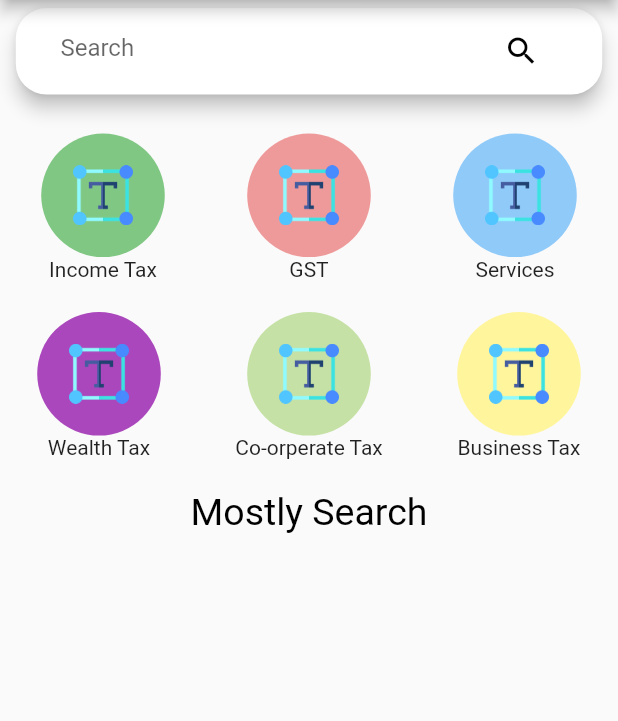
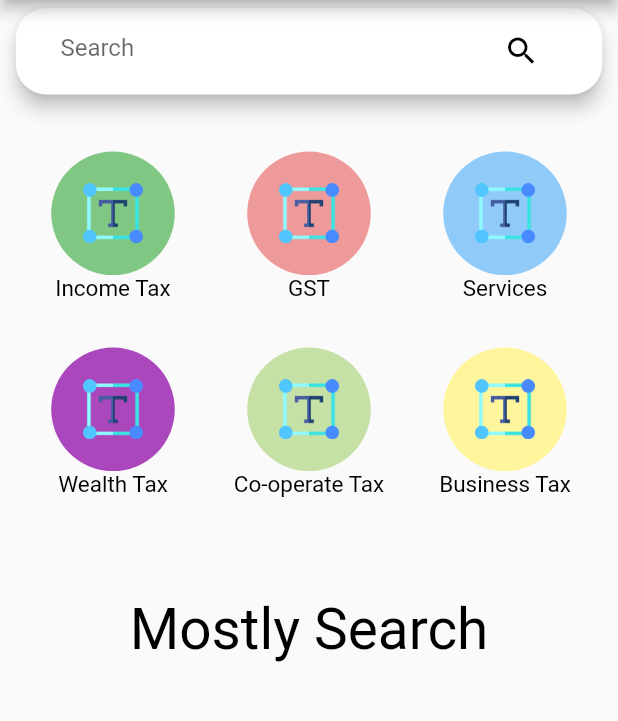
Before and after one commit to Earthknight/OP-Taxes, a Flutter app: the screen it shows after launch, on a phone screen of 412 x 824 dp, the part 90-811 px from its top. Run offline on Flutter 3.47's test engine with Material 2 defaults, Android fonts, the phone set to English and light mode, and no system bars; our stand-ins replace expandable, get, sqflite; missing offline and left inert: country_pickers; accounts and stored records are empty; Roboto replaces fonts that are missing (Georgia).

Commit message:
Added gridview builder in home screen for circular icons and replaced Text widget with MyText Widget at few places

```diff
--- a/lib/screens/home_screen.dart
+++ b/lib/screens/home_screen.dart
@@ -1,5 +1,6 @@
 import 'package:flutter/material.dart';
 import 'package:get/get.dart';
+import '../widgets/TextWidget.dart';
 
 // CONTROLLERS
 import '../controllers/home_state_controller.dart';
@@ -23,6 +24,38 @@ class HomeScreen extends StatelessWidget {
   @override
   Widget build(BuildContext context) {
     final deviceSize = CommonCode.getDeviceSize(context);
+    final homeTaxData = [
+      {
+        'tax_name': 'Income Tax',
+        'bg_color': Colors.green.shade300,
+        'image': 'assets/images/text.png',
+      },
+      {
+        'tax_name': 'GST',
+        'bg_color': Colors.red.shade200,
+        'image': 'assets/images/text.png',
+      },
+      {
+        'tax_name': 'Services',
+        'bg_color': Colors.blue.shade200,
+        'image': 'assets/images/text.png',
+      },
+      {
+        'tax_name': 'Wealth Tax',
+        'bg_color': Colors.purple.shade400,
+        'image': 'assets/images/text.png',
+      },
+      {
+        'tax_name': 'Co-operate Tax',
+        'bg_color': Colors.lightGreen.shade200,
+        'image': 'assets/images/text.png',
+      },
+      {
+        'tax_name': 'Business Tax',
+        'bg_color': Colors.yellow.shade200,
+        'image': 'assets/images/text.png',
+      },
+    ];
 
     return Scaffold(
       body: GetBuilder<HomeStateController>(
@@ -50,8 +83,27 @@ class HomeScreen extends StatelessWidget {
                             // IF SEARCHED TAXES IS EMPTY MEANS NO TAXES FOUND
                             // ELSE SHOW THE FOUND TAXES IN RESULTS
                             value.searchedTaxes.isEmpty
-                                ? const Center(
-                                    child: Text('NO SEARCH RESULTS'),
+                                ? CustomBoxes.getSizedBox(
+                                    height: deviceSize.height * 0.75,
+                                    child: Center(
+                                      child: Column(
+                                        mainAxisAlignment:
+                                            MainAxisAlignment.center,
+                                        children: const [
+                                          Icon(
+                                            Icons.not_interested,
+                                            size: 50,
+                                          ),
+                                          MyText(
+                                            text: 'NO SEARCH RESULTS',
+                                            textAlign: TextAlign.center,
+                                            size: 25,
+                                            fontColor: Colors.black,
+                                            lines: 2,
+                                          ),
+                                        ],
+                                      ),
+                                    ),
                                   )
                                 : Expanded(
                                     // CUSTOM LIST VIEW BUILDER TO SHOW THE SEARCHED TAX RESULTS
@@ -70,12 +122,12 @@ class HomeScreen extends StatelessWidget {
                                               fit: BoxFit.contain,
                                               height: deviceSize.width * 0.1,
                                             ),
-                                            title: Text(
-                                              value.searchedTaxes[index]['name']
+                                            title: MyText(
+                                              text: value.searchedTaxes[index]
+                                                      ['name']
                                                   .toString(),
-                                              style: const TextStyle(
-                                                fontSize: 24,
-                                              ),
+                                              size: 15,
+                                              fontColor: Colors.black,
                                             ),
                                           ),
                                         );
@@ -100,66 +152,36 @@ class HomeScreen extends StatelessWidget {
                             CustomBoxes.getSizedBox(
                               height: deviceSize.height * 0.025,
                             ),
-                            // ROW CIRCLE ICONS TAX
-                            Row(
-                              mainAxisAlignment: MainAxisAlignment.spaceAround,
-                              children: [
-                                CustomCircularIcon.getCircularIcon(
-                                  deviceSize.width * 0.1,
-                                  text: 'Income Tax',
-                                  bgColor: Colors.green.shade300,
-                                  image: 'assets/images/text.png',
-                                ),
-                                CustomCircularIcon.getCircularIcon(
-                                  deviceSize.width * 0.1,
-                                  text: 'GST',
-                                  bgColor: Colors.red.shade200,
-                                  image: 'assets/images/text.png',
-                                ),
-                                CustomCircularIcon.getCircularIcon(
-                                  deviceSize.width * 0.1,
-                                  text: 'Services',
-                                  bgColor: Colors.blue.shade200,
-                                  image: 'assets/images/text.png',
-                                ),
-                              ],
+                            Container(
+                              height: deviceSize.height * 0.35,
+                              padding: EdgeInsets.all(12.0),
+                              child: GridView.builder(
+                                itemCount: homeTaxData.length,
+                                gridDelegate:
+                                    const SliverGridDelegateWithFixedCrossAxisCount(
+                                        crossAxisCount: 3,
+                                        crossAxisSpacing: 4.0,
+                                        mainAxisSpacing: 4.0),
+                                itemBuilder: (BuildContext context, int index) {
+                                  return CustomCircularIcon.getCircularIcon(
+                                    deviceSize.width * 0.1,
+                                    text: homeTaxData[index]['tax_name']
+                                        .toString(),
+                                    bgColor:
+                                        homeTaxData[index]['bg_color'] as Color,
+                                    image:
+                                        homeTaxData[index]['image'].toString(),
+                                  );
+                                },
+                              ),
                             ),
                             CustomBoxes.getSizedBox(
                               height: deviceSize.height * 0.025,
                             ),
-                            // ROW CIRCLE ICONS TAX
-                            Row(
-                              mainAxisAlignment: MainAxisAlignment.spaceAround,
-                              children: [
-                                CustomCircularIcon.getCircularIcon(
-                                  deviceSize.width * 0.1,
-                                  text: 'Wealth Tax',
-                                  bgColor: Colors.purple.shade400,
-                                  image: 'assets/images/text.png',
-                                ),
-                                CustomCircularIcon.getCircularIcon(
-                                  deviceSize.width * 0.1,
-                                  text: 'Co-orperate Tax',
-                                  bgColor: Colors.lightGreen.shade200,
-                                  image: 'assets/images/text.png',
-                                ),
-                                CustomCircularIcon.getCircularIcon(
-                                  deviceSize.width * 0.1,
-                                  text: 'Business Tax',
-                                  bgColor: Colors.yellow.shade200,
-                                  image: 'assets/images/text.png',
-                                ),
-                              ],
-                            ),
-                            CustomBoxes.getSizedBox(
-                              height: deviceSize.height * 0.025,
-                            ),
-                            const Text(
-                              'Mostly Search',
-                              style: TextStyle(
-                                color: Colors.black,
-                                fontSize: 25,
-                              ),
+                            const MyText(
+                              text: 'Mostly Search',
+                              fontColor: Colors.black,
+                              size: 22,
                               textAlign: TextAlign.left,
                             ),
                             CustomBoxes.getSizedBox(
--- a/lib/widgets/custom_circular_icons.dart
+++ b/lib/widgets/custom_circular_icons.dart
@@ -1,6 +1,7 @@
 import 'package:flutter/material.dart';
 import 'custom_boxes.dart';
 import 'custom_circle_avater.dart';
+import '../widgets/TextWidget.dart';
 
 class CustomCircularIcon {
   static Widget getCircularIcon(
@@ -10,6 +11,7 @@ class CustomCircularIcon {
     String image = 'default',
   }) {
     return Column(
+      crossAxisAlignment: CrossAxisAlignment.center,
       children: [
         CustomCircleAvater.getCircleAvatar(
           Image.asset(
@@ -21,8 +23,9 @@ class CustomCircularIcon {
           bgColor,
         ),
         CustomBoxes.getFittedBox(
-          Text(
-            text,
+          MyText(
+            text: text,
+            fontColor: Colors.black,
           ),
         ),
       ],
```
Also changed, not shown: lib/screens/tax_detail_view.dart (+23 -30 lines).
